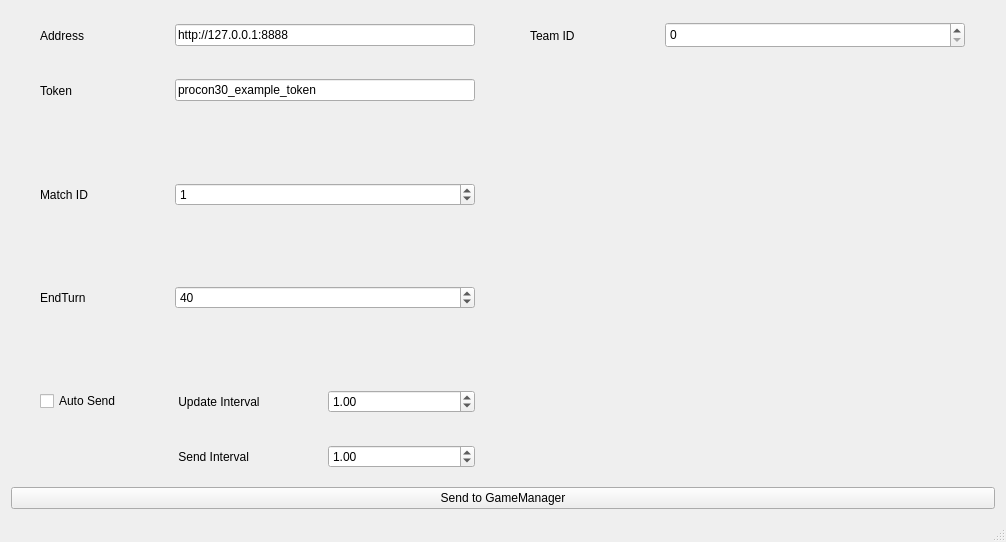
This is Takao/takao.ui in tnct-spc/procon2019-comp as Qt 5 draws it before an edit. The edited form follows.
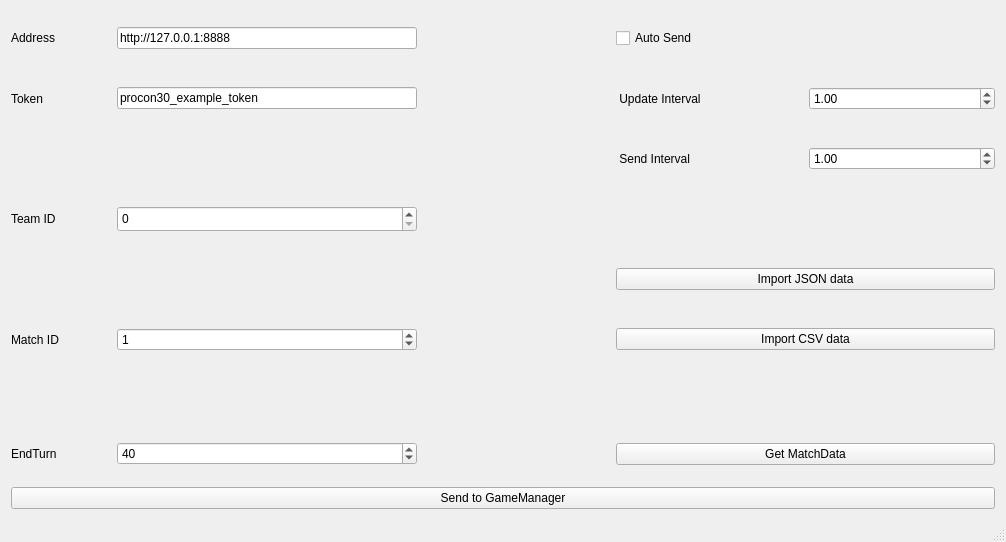
This is the edited form.

```diff
--- a/Takao/takao.ui
+++ b/Takao/takao.ui
@@ -23,6 +23,94 @@
    <layout class="QVBoxLayout" name="verticalLayout_2">
     <item>
      <layout class="QGridLayout" name="gridLayout_3">
+      <item row="1" column="3" colspan="2">
+       <layout class="QHBoxLayout" name="horizontalLayout_2">
+        <item>
+         <widget class="QLabel" name="label_11">
+          <property name="text">
+           <string> Update Interval</string>
+          </property>
+         </widget>
+        </item>
+        <item>
+         <widget class="QDoubleSpinBox" name="UpdateInterval">
+          <property name="minimum">
+           <double>0.010000000000000</double>
+          </property>
+          <property name="singleStep">
+           <double>0.100000000000000</double>
+          </property>
+          <property name="value">
+           <double>1.000000000000000</double>
+          </property>
+         </widget>
+        </item>
+       </layout>
+      </item>
+      <item row="2" column="3" colspan="2">
+       <layout class="QHBoxLayout" name="horizontalLayout_4">
+        <item>
+         <widget class="QLabel" name="label_15">
+          <property name="text">
+           <string> Send Interval</string>
+          </property>
+         </widget>
+        </item>
+        <item>
+         <widget class="QDoubleSpinBox" name="SendInterval">
+          <property name="minimum">
+           <double>0.010000000000000</double>
+          </property>
+          <property name="singleStep">
+           <double>0.100000000000000</double>
+          </property>
+          <property name="value">
+           <double>1.000000000000000</double>
+          </property>
+         </widget>
+        </item>
+       </layout>
+      </item>
+      <item row="5" column="2">
+       <spacer name="verticalSpacer_6">
+        <property name="orientation">
+         <enum>Qt::Vertical</enum>
+        </property>
+        <property name="sizeHint" stdset="0">
+         <size>
+          <width>20</width>
+          <height>40</height>
+         </size>
+        </property>
+       </spacer>
+      </item>
+      <item row="0" column="2">
+       <spacer name="verticalSpacer_5">
+        <property name="orientation">
+         <enum>Qt::Vertical</enum>
+        </property>
+        <property name="sizeHint" stdset="0">
+         <size>
+          <width>20</width>
+          <height>40</height>
+         </size>
+        </property>
+       </spacer>
+      </item>
+      <item row="4" column="3" colspan="2">
+       <widget class="QPushButton" name="ImportJSONButton">
+        <property name="text">
+         <string>Import JSON data</string>
+        </property>
+       </widget>
+      </item>
+      <item row="5" column="3" colspan="2">
+       <widget class="QPushButton" name="ImportCSVButton">
+        <property name="text">
+         <string>Import CSV data</string>
+        </property>
+       </widget>
+      </item>
       <item row="0" column="1">
        <widget class="QLineEdit" name="Address">
         <property name="maximumSize">
@@ -36,84 +124,22 @@
         </property>
        </widget>
       </item>
-      <item row="3" column="1">
-       <widget class="QSpinBox" name="MatchID">
-        <property name="maximumSize">
-         <size>
-          <width>300</width>
-          <height>16777215</height>
-         </size>
-        </property>
-        <property name="maximum">
-         <number>1000000000</number>
-        </property>
-        <property name="value">
-         <number>1</number>
+      <item row="0" column="3">
+       <widget class="QCheckBox" name="AutoSendBox">
+        <property name="text">
+         <string>Auto Send</string>
         </property>
        </widget>
       </item>
-      <item row="3" column="0">
+      <item row="5" column="0">
        <widget class="QLabel" name="label">
         <property name="text">
          <string>Match ID</string>
         </property>
        </widget>
       </item>
-      <item row="5" column="0">
-       <widget class="QLabel" name="label_14">
-        <property name="text">
-         <string>EndTurn</string>
-        </property>
-       </widget>
-      </item>
-      <item row="0" column="2">
-       <spacer name="verticalSpacer_5">
-        <property name="orientation">
-         <enum>Qt::Vertical</enum>
-        </property>
-        <property name="sizeHint" stdset="0">
-         <size>
-          <width>20</width>
-          <height>40</height>
-         </size>
-        </property>
-       </spacer>
-      </item>
-      <item row="4" column="2">
-       <spacer name="verticalSpacer">
-        <property name="orientation">
-         <enum>Qt::Vertical</enum>
-        </property>
-        <property name="sizeHint" stdset="0">
-         <size>
-          <width>20</width>
-          <height>40</height>
-         </size>
-        </property>
-       </spacer>
-      </item>
-      <item row="0" column="3">
-       <widget class="QLabel" name="label_2">
-        <property name="maximumSize">
-         <size>
-          <width>100</width>
-          <height>16777215</height>
-         </size>
-        </property>
-        <property name="text">
-         <string>Team ID</string>
-        </property>
-       </widget>
-      </item>
-      <item row="5" column="1">
-       <widget class="QSpinBox" name="EndTurn">
-        <property name="value">
-         <number>40</number>
-        </property>
-       </widget>
-      </item>
-      <item row="3" column="2">
-       <spacer name="verticalSpacer_2">
+      <item row="2" column="2">
+       <spacer name="verticalSpacer_3">
         <property name="orientation">
          <enum>Qt::Vertical</enum>
         </property>
@@ -151,8 +177,35 @@
         </property>
        </spacer>
       </item>
-      <item row="6" column="2">
-       <spacer name="verticalSpacer_7">
+      <item row="0" column="0">
+       <widget class="QLabel" name="label_10">
+        <property name="text">
+         <string>Address</string>
+        </property>
+       </widget>
+      </item>
+      <item row="7" column="1">
+       <widget class="QSpinBox" name="EndTurn">
+        <property name="value">
+         <number>40</number>
+        </property>
+       </widget>
+      </item>
+      <item row="3" column="0">
+       <widget class="QLabel" name="label_2">
+        <property name="maximumSize">
+         <size>
+          <width>100</width>
+          <height>16777215</height>
+         </size>
+        </property>
+        <property name="text">
+         <string>Team ID</string>
+        </property>
+       </widget>
+      </item>
+      <item row="3" column="2">
+       <spacer name="verticalSpacer_2">
         <property name="orientation">
          <enum>Qt::Vertical</enum>
         </property>
@@ -164,7 +217,56 @@
         </property>
        </spacer>
       </item>
-      <item row="0" column="4">
+      <item row="7" column="2">
+       <spacer name="verticalSpacer_8">
+        <property name="orientation">
+         <enum>Qt::Vertical</enum>
+        </property>
+        <property name="sizeHint" stdset="0">
+         <size>
+          <width>20</width>
+          <height>40</height>
+         </size>
+        </property>
+       </spacer>
+      </item>
+      <item row="7" column="0">
+       <widget class="QLabel" name="label_14">
+        <property name="text">
+         <string>EndTurn</string>
+        </property>
+       </widget>
+      </item>
+      <item row="5" column="1">
+       <widget class="QSpinBox" name="MatchID">
+        <property name="maximumSize">
+         <size>
+          <width>300</width>
+          <height>16777215</height>
+         </size>
+        </property>
+        <property name="maximum">
+         <number>1000000000</number>
+        </property>
+        <property name="value">
+         <number>1</number>
+        </property>
+       </widget>
+      </item>
+      <item row="4" column="2">
+       <spacer name="verticalSpacer">
+        <property name="orientation">
+         <enum>Qt::Vertical</enum>
+        </property>
+        <property name="sizeHint" stdset="0">
+         <size>
+          <width>20</width>
+          <height>40</height>
+         </size>
+        </property>
+       </spacer>
+      </item>
+      <item row="3" column="1">
        <widget class="QSpinBox" name="TeamID">
         <property name="minimumSize">
          <size>
@@ -186,52 +288,6 @@
         </property>
        </widget>
       </item>
-      <item row="2" column="2">
-       <spacer name="verticalSpacer_3">
-        <property name="orientation">
-         <enum>Qt::Vertical</enum>
-        </property>
-        <property name="sizeHint" stdset="0">
-         <size>
-          <width>20</width>
-          <height>40</height>
-         </size>
-        </property>
-       </spacer>
-      </item>
-      <item row="7" column="2">
-       <spacer name="verticalSpacer_8">
-        <property name="orientation">
-         <enum>Qt::Vertical</enum>
-        </property>
-        <property name="sizeHint" stdset="0">
-         <size>
-          <width>20</width>
-          <height>40</height>
-         </size>
-        </property>
-       </spacer>
-      </item>
-      <item row="8" column="2">
-       <spacer name="verticalSpacer_9">
-        <property name="orientation">
-         <enum>Qt::Vertical</enum>
-        </property>
-        <property name="sizeHint" stdset="0">
-         <size>
-          <width>20</width>
-          <height>40</height>
-         </size>
-        </property>
-       </spacer>
-      </item>
-      <item row="0" column="0">
-       <widget class="QLabel" name="label_10">
-        <property name="text">
-         <string>Address</string>
-        </property>
-       </widget>
-      </item>
       <item row="1" column="1">
        <widget class="QLineEdit" name="Token">
         <property name="maximumSize">
@@ -245,8 +301,15 @@
         </property>
        </widget>
       </item>
-      <item row="5" column="2">
-       <spacer name="verticalSpacer_6">
+      <item row="7" column="3" colspan="2">
+       <widget class="QPushButton" name="GetMatchDataButton">
+        <property name="text">
+         <string>Get MatchData</string>
+        </property>
+       </widget>
+      </item>
+      <item row="6" column="2">
+       <spacer name="verticalSpacer_7">
         <property name="orientation">
          <enum>Qt::Vertical</enum>
         </property>
@@ -258,70 +321,15 @@
         </property>
        </spacer>
       </item>
-      <item row="7" column="1">
-       <layout class="QHBoxLayout" name="horizontalLayout_2">
-        <item>
-         <widget class="QLabel" name="label_11">
-          <property name="text">
-           <string> Update Interval</string>
-          </property>
-         </widget>
-        </item>
-        <item>
-         <widget class="QDoubleSpinBox" name="UpdateInterval">
-          <property name="minimum">
-           <double>0.010000000000000</double>
-          </property>
-          <property name="singleStep">
-           <double>0.100000000000000</double>
-          </property>
-          <property name="value">
-           <double>1.000000000000000</double>
-          </property>
-         </widget>
-        </item>
-       </layout>
-      </item>
-      <item row="8" column="1">
-       <layout class="QHBoxLayout" name="horizontalLayout_4">
-        <item>
-         <widget class="QLabel" name="label_15">
-          <property name="text">
-           <string> Send Interval</string>
-          </property>
-         </widget>
-        </item>
-        <item>
-         <widget class="QDoubleSpinBox" name="SendInterval">
-          <property name="minimum">
-           <double>0.010000000000000</double>
-          </property>
-          <property name="singleStep">
-           <double>0.100000000000000</double>
-          </property>
-          <property name="value">
-           <double>1.000000000000000</double>
-          </property>
-         </widget>
-        </item>
-       </layout>
-      </item>
-      <item row="7" column="0">
-       <widget class="QCheckBox" name="AutoSendBox">
+      <item row="8" column="0" colspan="5">
+       <widget class="QPushButton" name="SendButton">
         <property name="text">
-         <string>Auto Send</string>
+         <string>Send to GameManager</string>
         </property>
        </widget>
       </item>
      </layout>
     </item>
-    <item>
-     <widget class="QPushButton" name="SendButton">
-      <property name="text">
-       <string>Send to GameManager</string>
-      </property>
-     </widget>
-    </item>
    </layout>
   </widget>
   <widget class="QStatusBar" name="statusBar"/>
```
